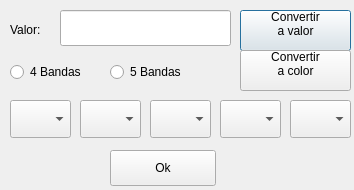
The window that Resistencias.ui (Jarilloj2209/ResistenciasFin) describes before a commit, drawn with Qt 5.
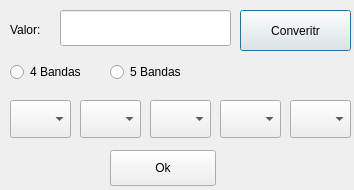
The same window after the commit. Custom widgets are drawn as their Qt base class.

Patch:
```diff
--- a/Resistencias.ui
+++ b/Resistencias.ui
@@ -23,9 +23,7 @@
     </rect>
    </property>
    <property name="text">
-    <string>Convertir 
-a valor
-</string>
+    <string>Converitr</string>
    </property>
   </widget>
   <widget class="QPushButton" name="Ok_Res">
@@ -205,21 +203,6 @@
     <string>5 Bandas</string>
    </property>
   </widget>
-  <widget class="QPushButton" name="Val_Col">
-   <property name="geometry">
-    <rect>
-     <x>240</x>
-     <y>50</y>
-     <width>111</width>
-     <height>41</height>
-    </rect>
-   </property>
-   <property name="text">
-    <string>Convertir
-a color
-</string>
-   </property>
-  </widget>
  </widget>
  <customwidgets>
   <customwidget>
```
